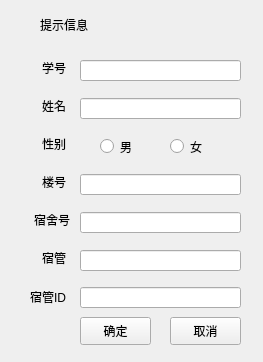
Old version of the form UI/_Xbox.ui in the repository 1021723335/SQLwork.
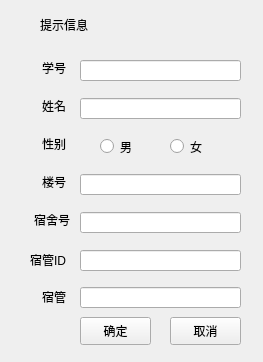
New version of the form. Icons and pictures are not drawn.

Commit message: 修改了一下学生信息盒子的界面

Patch:
```diff
--- a/UI/_Xbox.ui
+++ b/UI/_Xbox.ui
@@ -140,7 +140,7 @@
     </rect>
    </property>
    <property name="text">
-    <string>宿管ID</string>
+    <string>宿管</string>
    </property>
    <property name="alignment">
     <set>Qt::AlignRight|Qt::AlignTrailing|Qt::AlignVCenter</set>
@@ -191,14 +191,14 @@
   <widget class="QLabel" name="label_6">
    <property name="geometry">
     <rect>
-     <x>25</x>
+     <x>15</x>
      <y>250</y>
-     <width>41</width>
-     <height>16</height>
+     <width>51</width>
+     <height>20</height>
     </rect>
    </property>
    <property name="text">
-    <string>宿管</string>
+    <string>宿管ID</string>
    </property>
    <property name="alignment">
     <set>Qt::AlignRight|Qt::AlignTrailing|Qt::AlignVCenter</set>
```
Left out of the diff: 4 changed lines with no effect on the pictures. The commit also changes 2 other files.
